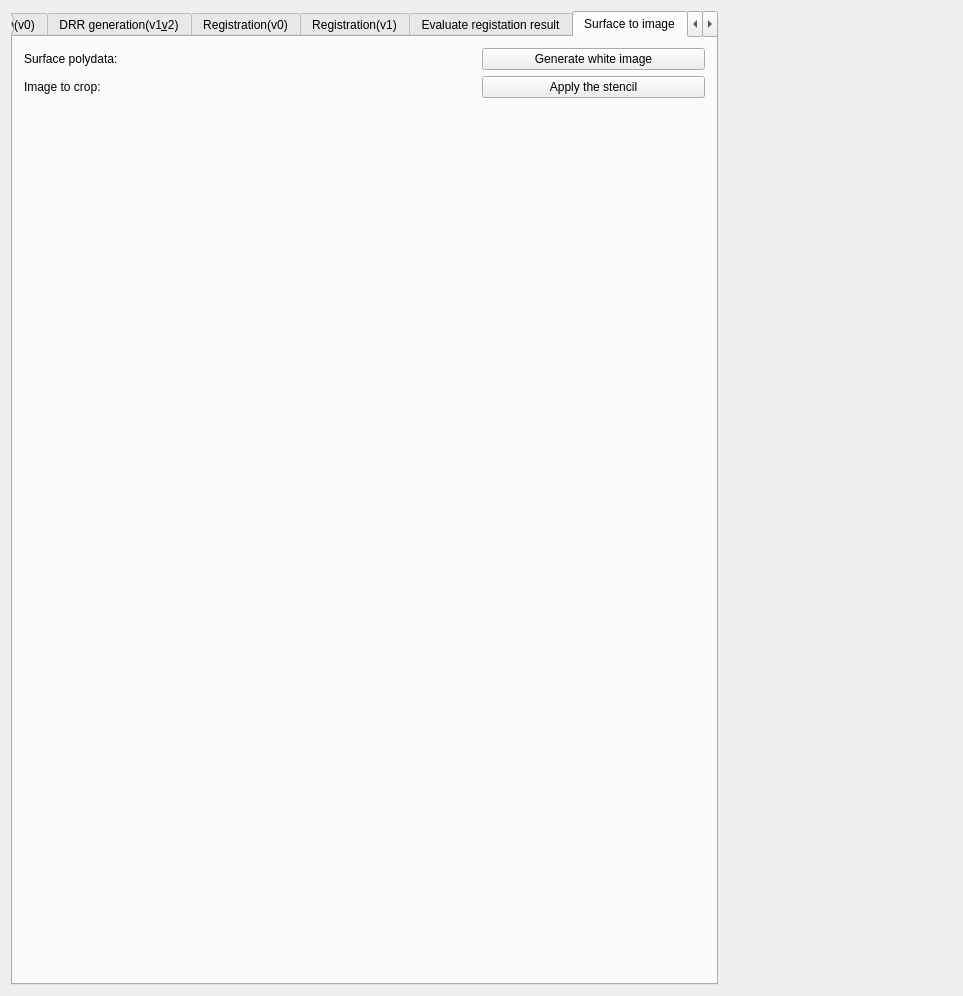
This is Plugins/org.mitk.lancet.nodeeditor/src/internal/NodeEditorControls.ui in zzhou7/MITK_lancet as Qt 5 draws it before an edit. The edited form follows.
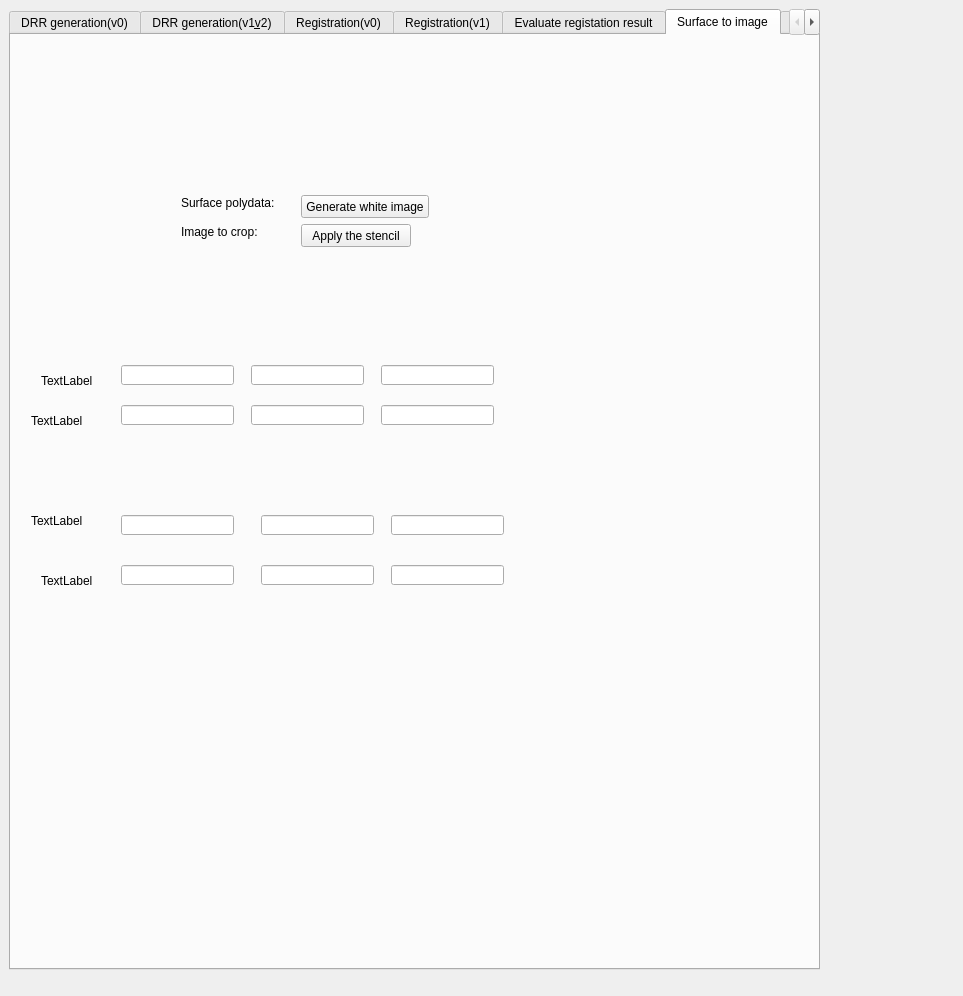
This is the edited form. The open tabs and pages were chosen to show the change. Custom widgets are drawn as their Qt base class.

Diff of the .ui file:
```diff
--- a/Plugins/org.mitk.lancet.nodeeditor/src/internal/NodeEditorControls.ui
+++ b/Plugins/org.mitk.lancet.nodeeditor/src/internal/NodeEditorControls.ui
@@ -19,9 +19,15 @@
   <property name="windowTitle">
    <string>QmitkTemplate</string>
   </property>
-  <layout class="QFormLayout" name="formLayout">
-   <item row="0" column="0">
     <widget class="QTabWidget" name="tabWidget">
+   <property name="geometry">
+    <rect>
+     <x>9</x>
+     <y>9</y>
+     <width>811</width>
+     <height>961</height>
+    </rect>
+   </property>
      <property name="currentIndex">
       <number>6</number>
      </property>
@@ -2002,59 +2008,250 @@
       <attribute name="title">
        <string>Surface to image</string>
       </attribute>
-      <layout class="QVBoxLayout" name="verticalLayout_4">
-       <item>
-        <layout class="QGridLayout" name="gridLayout">
-         <item row="0" column="0">
+    <widget class="QLineEdit" name="lineEdit">
+     <property name="geometry">
+      <rect>
+       <x>110</x>
+       <y>330</y>
+       <width>113</width>
+       <height>20</height>
+      </rect>
+     </property>
+    </widget>
+    <widget class="QLineEdit" name="lineEdit_2">
+     <property name="geometry">
+      <rect>
+       <x>240</x>
+       <y>330</y>
+       <width>113</width>
+       <height>20</height>
+      </rect>
+     </property>
+    </widget>
+    <widget class="QLineEdit" name="lineEdit_3">
+     <property name="geometry">
+      <rect>
+       <x>370</x>
+       <y>330</y>
+       <width>113</width>
+       <height>20</height>
+      </rect>
+     </property>
+    </widget>
+    <widget class="QLineEdit" name="lineEdit_4">
+     <property name="geometry">
+      <rect>
+       <x>110</x>
+       <y>370</y>
+       <width>113</width>
+       <height>20</height>
+      </rect>
+     </property>
+    </widget>
+    <widget class="QLineEdit" name="lineEdit_5">
+     <property name="geometry">
+      <rect>
+       <x>240</x>
+       <y>370</y>
+       <width>113</width>
+       <height>20</height>
+      </rect>
+     </property>
+    </widget>
+    <widget class="QLineEdit" name="lineEdit_6">
+     <property name="geometry">
+      <rect>
+       <x>370</x>
+       <y>370</y>
+       <width>113</width>
+       <height>20</height>
+      </rect>
+     </property>
+    </widget>
+    <widget class="QLineEdit" name="lineEdit_7">
+     <property name="geometry">
+      <rect>
+       <x>110</x>
+       <y>480</y>
+       <width>113</width>
+       <height>20</height>
+      </rect>
+     </property>
+    </widget>
+    <widget class="QLineEdit" name="lineEdit_8">
+     <property name="geometry">
+      <rect>
+       <x>250</x>
+       <y>480</y>
+       <width>113</width>
+       <height>20</height>
+      </rect>
+     </property>
+    </widget>
+    <widget class="QLineEdit" name="lineEdit_9">
+     <property name="geometry">
+      <rect>
+       <x>380</x>
+       <y>480</y>
+       <width>113</width>
+       <height>20</height>
+      </rect>
+     </property>
+    </widget>
+    <widget class="QLineEdit" name="lineEdit_10">
+     <property name="geometry">
+      <rect>
+       <x>110</x>
+       <y>530</y>
+       <width>113</width>
+       <height>20</height>
+      </rect>
+     </property>
+    </widget>
+    <widget class="QLineEdit" name="lineEdit_11">
+     <property name="geometry">
+      <rect>
+       <x>250</x>
+       <y>530</y>
+       <width>113</width>
+       <height>20</height>
+      </rect>
+     </property>
+    </widget>
+    <widget class="QLineEdit" name="lineEdit_12">
+     <property name="geometry">
+      <rect>
+       <x>380</x>
+       <y>530</y>
+       <width>113</width>
+       <height>20</height>
+      </rect>
+     </property>
+    </widget>
+    <widget class="QLabel" name="label_213">
+     <property name="geometry">
+      <rect>
+       <x>30</x>
+       <y>340</y>
+       <width>54</width>
+       <height>12</height>
+      </rect>
+     </property>
+     <property name="text">
+      <string>TextLabel</string>
+     </property>
+    </widget>
+    <widget class="QLabel" name="label_214">
+     <property name="geometry">
+      <rect>
+       <x>20</x>
+       <y>380</y>
+       <width>54</width>
+       <height>12</height>
+      </rect>
+     </property>
+     <property name="text">
+      <string>TextLabel</string>
+     </property>
+    </widget>
+    <widget class="QLabel" name="label_215">
+     <property name="geometry">
+      <rect>
+       <x>20</x>
+       <y>480</y>
+       <width>54</width>
+       <height>12</height>
+      </rect>
+     </property>
+     <property name="text">
+      <string>TextLabel</string>
+     </property>
+    </widget>
+    <widget class="QLabel" name="label_216">
+     <property name="geometry">
+      <rect>
+       <x>30</x>
+       <y>540</y>
+       <width>54</width>
+       <height>12</height>
+      </rect>
+     </property>
+     <property name="text">
+      <string>TextLabel</string>
+     </property>
+    </widget>
           <widget class="QLabel" name="label_22">
+     <property name="geometry">
+      <rect>
+       <x>170</x>
+       <y>160</y>
+       <width>108</width>
+       <height>16</height>
+      </rect>
+     </property>
            <property name="text">
             <string>Surface polydata: </string>
            </property>
           </widget>
-         </item>
-         <item row="0" column="2">
           <widget class="QPushButton" name="generateWhiteImagePushButton">
+     <property name="geometry">
+      <rect>
+       <x>290</x>
+       <y>160</y>
+       <width>128</width>
+       <height>23</height>
+      </rect>
+     </property>
            <property name="text">
             <string>Generate white image</string>
            </property>
           </widget>
-         </item>
-         <item row="0" column="1">
-          <widget class="QmitkSingleNodeSelectionWidget" name="widget_Poly" native="true"/>
-         </item>
-         <item row="1" column="0">
+    <widget class="QmitkSingleNodeSelectionWidget" name="widget_Poly" native="true">
+     <property name="geometry">
+      <rect>
+       <x>284</x>
+       <y>160</y>
+       <width>16</width>
+       <height>23</height>
+      </rect>
+     </property>
+    </widget>
           <widget class="QLabel" name="label_26">
+     <property name="geometry">
+      <rect>
+       <x>170</x>
+       <y>189</y>
+       <width>84</width>
+       <height>16</height>
+      </rect>
+     </property>
            <property name="text">
             <string>Image to crop:</string>
            </property>
           </widget>
-         </item>
-         <item row="1" column="2">
           <widget class="QPushButton" name="surfaceToImagePushButton">
+     <property name="geometry">
+      <rect>
+       <x>290</x>
+       <y>189</y>
+       <width>110</width>
+       <height>23</height>
+      </rect>
+     </property>
            <property name="text">
             <string>Apply the stencil</string>
            </property>
           </widget>
-         </item>
-         <item row="1" column="1">
-          <widget class="QmitkSingleNodeSelectionWidget" name="widget_CropImage" native="true"/>
-         </item>
-        </layout>
-       </item>
-       <item>
-        <spacer name="verticalSpacer_3">
-         <property name="orientation">
-          <enum>Qt::Vertical</enum>
-         </property>
-         <property name="sizeHint" stdset="0">
-          <size>
-           <width>20</width>
-           <height>40</height>
-          </size>
-         </property>
-        </spacer>
-       </item>
-      </layout>
+    <widget class="QmitkSingleNodeSelectionWidget" name="widget_CropImage" native="true">
+     <property name="geometry">
+      <rect>
+       <x>284</x>
+       <y>189</y>
+       <width>16</width>
+       <height>23</height>
+      </rect>
+     </property>
+    </widget>
      </widget>
      <widget class="QWidget" name="tab_3">
       <attribute name="title">
@@ -2252,8 +2449,6 @@
       </layout>
      </widget>
     </widget>
-   </item>
-  </layout>
  </widget>
  <layoutdefault spacing="6" margin="11"/>
  <customwidgets>
```
Left out of the diff: 2 changed lines with no effect on the pictures. Lines whose indentation alone changed are shown as unchanged.
